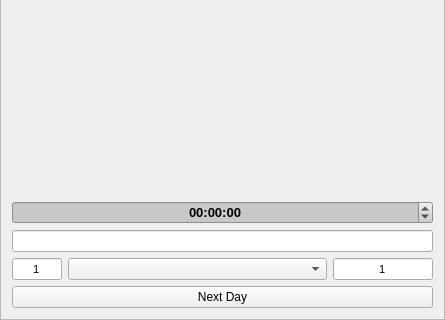
First picture: the form in DMHelper/src/timeanddateframe.ui, repository MMetze/DMHelper, before the edit; both pictures show x 0 to 445 and y 310 to 630 of the 445 by 630 pixel window.
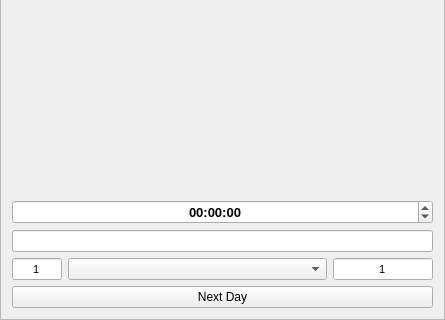
Second picture: the form after the edit. Icons and pictures are not drawn. Custom widgets are drawn as their Qt base class.

What changed in the file:
```diff
--- a/DMHelper/src/timeanddateframe.ui
+++ b/DMHelper/src/timeanddateframe.ui
@@ -13,10 +13,6 @@
   <property name="windowTitle">
    <string>Frame</string>
   </property>
-  <property name="styleSheet">
-   <string notr="true">background-image: url(:/img/data/parchment.jpg);
-QFrame{ background: transparent; }</string>
-  </property>
   <property name="frameShape">
    <enum>QFrame::Shape::StyledPanel</enum>
   </property>
@@ -67,10 +63,6 @@
        <bold>true</bold>
       </font>
      </property>
-     <property name="styleSheet">
-      <string notr="true">background-image: url(:/img/data/parchment.jpg);
-background-color: rgb(200,200,200);</string>
-     </property>
      <property name="wrapping">
       <bool>true</bool>
      </property>
```
